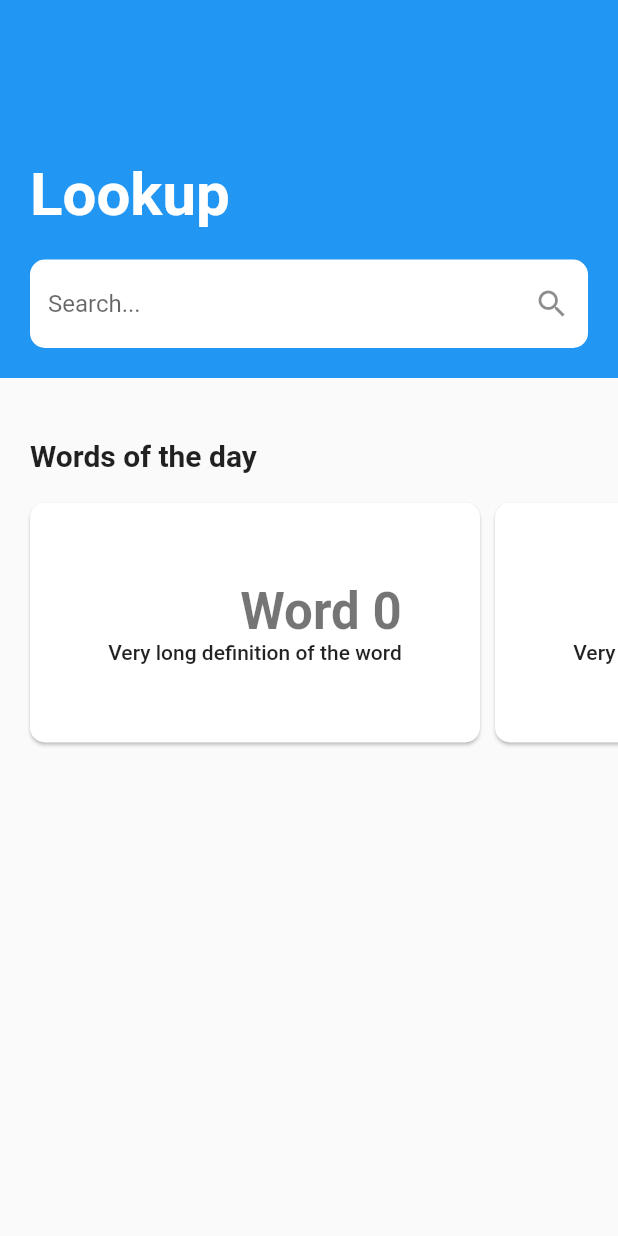
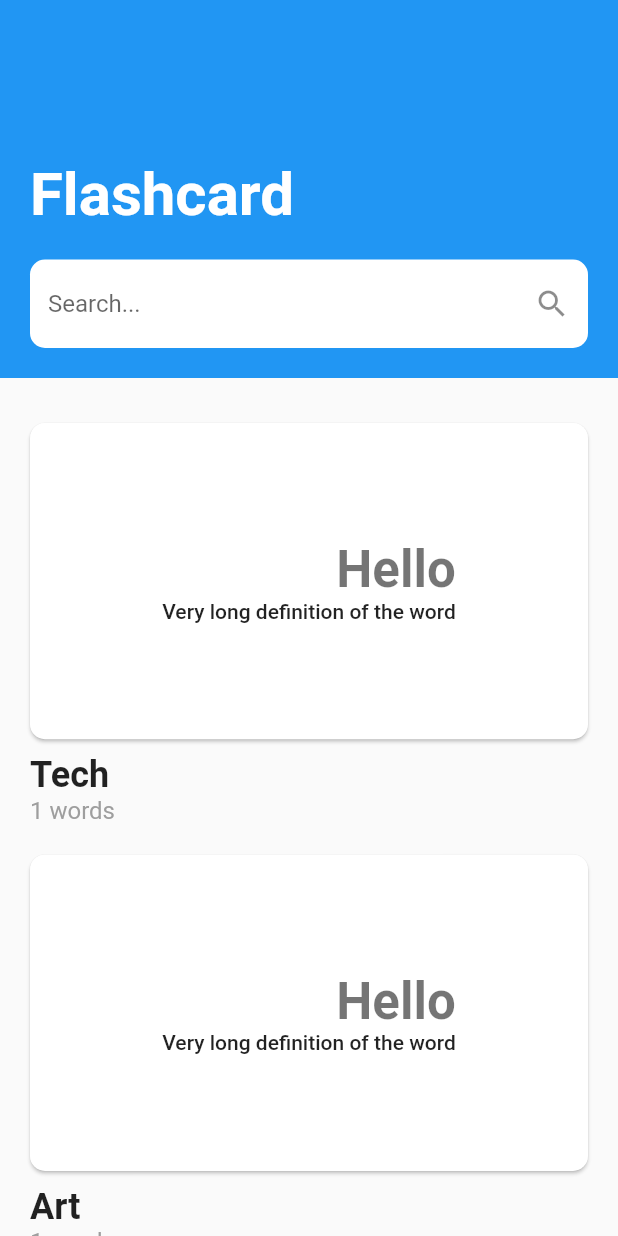
Before and after one commit to lewwcom/learn_english_app, a Flutter app: the screen it shows after launch, on a phone screen of 412 x 824 dp. Run offline on Flutter 3.47's test engine with Material 2 defaults, Android fonts, the light colour scheme and no system bars; our stand-ins replace audioplayers, cached_network_image, go_router, smooth_page_indicator.

Commit message:
Add decks page

```diff
--- a/lib/main.dart
+++ b/lib/main.dart
@@ -1,5 +1,6 @@
 import 'package:flutter/material.dart';
 import 'package:go_router/go_router.dart';
+import 'package:learn_english_app/pages/decks/decks_page.dart';
 import 'package:learn_english_app/pages/search/search_page.dart';
 import 'package:learn_english_app/pages/word/word_page.dart';
 
@@ -13,8 +14,9 @@ void main() {
 
 class App extends StatelessWidget {
   final GoRouter _router = GoRouter(
-    initialLocation: "/search",
+    initialLocation: "/decks",
     routes: [
+      GoRoute(path: "/decks", builder: (context, state) => DecksPage()),
       GoRoute(path: "/search", builder: (context, state) => const SearchPage()),
       GoRoute(
         path: "/word/:word",
--- /dev/null
+++ b/lib/models/deck.dart
@@ -0,0 +1,22 @@
+import 'package:learn_english_app/models/word.dart';
+
+class Deck {
+  final String _name;
+  final List<Word> _words = List.empty(growable: true);
+
+  Deck(this._name);
+
+  factory Deck.fromWordList(String name, List<Word> words) {
+    Deck deck = Deck(name);
+    deck._words.addAll(words);
+    return deck;
+  }
+
+  String get name => _name;
+
+  void addWord(Word word) {
+    _words.add(word);
+  }
+
+  List<Word> get words => List.unmodifiable(_words);
+}
--- /dev/null
+++ b/lib/pages/decks/decks_page.dart
@@ -0,0 +1,53 @@
+import 'package:flutter/material.dart';
+import 'package:learn_english_app/constants.dart';
+import 'package:learn_english_app/models/deck.dart';
+import 'package:learn_english_app/models/word.dart';
+import 'package:learn_english_app/pages/decks/widget/deck_list_item.dart';
+import 'package:learn_english_app/widgets/header.dart';
+import 'package:learn_english_app/widgets/header_search.dart';
+import 'package:learn_english_app/widgets/search_results.dart';
+import 'package:provider/provider.dart';
+
+class DecksPage extends StatelessWidget {
+  static const String _title = "Flashcard";
+
+  final List<Deck> _decks = [
+    for (String name in ["Tech", "Art", "Science", "Math", "Sport"])
+      Deck.fromWordList(name, [Word.fromString("Hello")])
+  ];
+
+  DecksPage({Key? key}) : super(key: key);
+
+  @override
+  Widget build(BuildContext context) => ChangeNotifierProvider(
+        create: (context) => SearchNotifier<Deck>(
+          (query) => Future.value(
+            query.isEmpty
+                ? _decks
+                : _decks
+                    .where((deck) =>
+                        deck.name.toLowerCase().contains(query.toLowerCase()))
+                    .toList(),
+          ),
+          query: "",
+        ),
+        builder: (context, child) => Scaffold(
+          body: CustomScrollView(
+            slivers: [
+              // TODO: New deck button
+              const Header(HeaderSearch<Deck>(_title)),
+              SliverPadding(
+                padding: const EdgeInsets.all(kPadding),
+                sliver: SearchResults<Deck>(
+                  query: context.select((SearchNotifier<Deck> s) => s.query),
+                  results:
+                      context.select((SearchNotifier<Deck> s) => s.results),
+                  childBuilder: (context, results, index) =>
+                      DeckListItem(results[index]),
+                ),
+              ),
+            ],
+          ),
+        ),
+      );
+}
--- /dev/null
+++ b/lib/pages/decks/widget/deck_list_item.dart
@@ -0,0 +1,41 @@
+import 'package:flutter/material.dart';
+import 'package:learn_english_app/constants.dart';
+import 'package:learn_english_app/models/deck.dart';
+import 'package:learn_english_app/widgets/word_card.dart';
+
+class DeckListItem extends StatelessWidget {
+  final Deck _deck;
+
+  const DeckListItem(this._deck, {Key? key}) : super(key: key);
+
+  @override
+  Widget build(BuildContext context) => Column(
+        crossAxisAlignment: CrossAxisAlignment.start,
+        children: [
+          LayoutBuilder(
+            builder: (context, constraints) => SizedBox(
+              height: constraints.maxWidth * 1.7 / 3,
+              child: WordCard(
+                _deck.words.first.word,
+                _deck.words.first.defintions.first.meaning,
+              ),
+            ),
+          ),
+          const SizedBox(height: kPadding / 2),
+          Text(
+            _deck.name,
+            style: Theme.of(context)
+                .textTheme
+                .headlineSmall
+                ?.copyWith(fontWeight: FontWeight.bold),
+          ),
+          Text(
+            _deck.words.length.toString() + " words",
+            style: Theme.of(context)
+                .textTheme
+                .titleMedium
+                ?.copyWith(color: Colors.grey),
+          )
+        ],
+      );
+}
--- a/lib/pages/search/search_page.dart
+++ b/lib/pages/search/search_page.dart
@@ -1,41 +1,76 @@
 import 'package:flutter/material.dart';
 import 'package:learn_english_app/constants.dart';
-import 'package:learn_english_app/pages/search/widgets/header_content.dart';
+import 'package:learn_english_app/models/word.dart';
 import 'package:learn_english_app/pages/search/widgets/search_history.dart';
-import 'package:learn_english_app/pages/search/widgets/search_results.dart';
+import 'package:learn_english_app/pages/search/widgets/search_result_item.dart';
 import 'package:learn_english_app/pages/search/widgets/words_of_the_day.dart';
 import 'package:learn_english_app/widgets/header.dart';
+import 'package:learn_english_app/widgets/header_search.dart';
+import 'package:learn_english_app/widgets/search_results.dart';
 import 'package:provider/provider.dart';
 
 class SearchPage extends StatelessWidget {
   static const String _title = "Lookup";
+
+  static const List<String> _words = [
+    "hello",
+    "goodbye",
+    "flutter",
+    "code",
+    "developer",
+    "visual",
+    "studio"
+  ];
 
   const SearchPage({Key? key}) : super(key: key);
 
   @override
   Widget build(BuildContext context) => MultiProvider(
         providers: [
-          ChangeNotifierProvider(create: (context) => SearchNotifier("")),
+          ChangeNotifierProvider(
+            create: (context) => SearchNotifier<String>(
+              (query) => Future.value(
+                query.isEmpty
+                    ? List.empty()
+                    : _words
+                        .where((word) =>
+                            word.toLowerCase().contains(query.toLowerCase()))
+                        .toList(),
+              ),
+            ),
+          ),
           ChangeNotifierProvider(
             create: (context) => SearchHistoryNotifier(<String>[]),
           )
         ],
-        builder: (context, child) => Scaffold(
+        builder: (context, child) {
+          String query = context.select((SearchNotifier<String> s) => s.query);
+          return Scaffold(
             body: CustomScrollView(
               slivers: [
-              const Header(HeaderContent(_title)),
-              context.select((SearchNotifier s) => s.query).isEmpty
-                  ? const SliverPadding(
-                      padding: EdgeInsets.all(kPadding),
-                      sliver: SearchHistory(),
-                    )
-                  : const SliverPadding(
-                      padding: EdgeInsets.all(kPadding),
-                      sliver: SearchResults(),
+                const Header(HeaderSearch<String>(_title)),
+                SliverPadding(
+                  padding: const EdgeInsets.all(kPadding),
+                  sliver: query.isEmpty
+                      ? const SearchHistory()
+                      : SearchResults<Word>(
+                          query: query,
+                          results: context
+                              .select((SearchNotifier<String> s) => s.results)
+                              .map((word) => Word.fromString(word))
+                              .toList(),
+                          childBuilder: (context, results, index) =>
+                              SearchResultItem(
+                            results[index].word,
+                            results[index].defintions.first.meaning,
+                          ),
+                          spaceBetweenItem: kPadding / 2,
+                        ),
                 ),
                 WordsOfTheDay()
               ],
             ),
-        ),
+          );
+        },
       );
 }
--- a/lib/pages/search/widgets/header_content.dart
+++ /dev/null
@@ -1,45 +0,0 @@
-import 'package:flutter/material.dart';
-import 'package:learn_english_app/constants.dart';
-import 'package:learn_english_app/pages/search/widgets/search_results.dart';
-import 'package:provider/provider.dart';
-
-class HeaderContent extends StatelessWidget {
-  final String _title;
-
-  const HeaderContent(this._title, {Key? key}) : super(key: key);
-
-  @override
-  Widget build(BuildContext context) => Column(
-        crossAxisAlignment: CrossAxisAlignment.start,
-        mainAxisSize: MainAxisSize.min,
-        children: [
-          Text(
-            _title,
-            style: Theme.of(context).textTheme.headlineLarge?.copyWith(
-                  color: Colors.white,
-                  fontWeight: FontWeight.bold,
-                ),
-          ),
-          const SizedBox(height: kPadding),
-          const _SearchBox()
-        ],
-      );
-}
-
-class _SearchBox extends StatelessWidget {
-  const _SearchBox({Key? key}) : super(key: key);
-
-  @override
-  Widget build(BuildContext context) => TextField(
-        onChanged: (value) => context.read<SearchNotifier>().query = value,
-        decoration: InputDecoration(
-            fillColor: Colors.white,
-            filled: true,
-            border: OutlineInputBorder(
-              borderRadius: BorderRadius.circular(10),
-              borderSide: BorderSide.none,
-            ),
-            hintText: "Search...",
-            suffixIcon: const Icon(Icons.search)),
-      );
-}
--- a/lib/pages/search/widgets/search_results.dart
+++ /dev/null
@@ -1,155 +0,0 @@
-import 'dart:async';
-
-import 'package:async/async.dart';
-import 'package:flutter/material.dart';
-import 'package:go_router/go_router.dart';
-import 'package:learn_english_app/constants.dart';
-import 'package:learn_english_app/models/word.dart';
-import 'package:learn_english_app/pages/search/widgets/search_history.dart';
-import 'package:provider/provider.dart';
-
-class SearchResults extends StatelessWidget {
-  const SearchResults({Key? key}) : super(key: key);
-
-  @override
-  Widget build(BuildContext context) {
-    List<Word> results = context
-        .watch<SearchNotifier>()
-        .results
-        .map((word) => Word.fromString(word))
-        .toList();
-    if (results.isEmpty) {
-      return _EmptyResult(context.read<SearchNotifier>().query);
-    }
-    return SliverList(
-      delegate: SliverChildBuilderDelegate(
-        (context, index) => Padding(
-          padding: const EdgeInsets.symmetric(vertical: kPadding / 4),
-          child: _SearchResultItem(
-            results[index].word,
-            results[index].defintions.first.meaning,
-          ),
-        ),
-        childCount: results.length,
-      ),
-    );
-  }
-}
-
-class _EmptyResult extends StatelessWidget {
-  final String _query;
-
-  const _EmptyResult(this._query, {Key? key}) : super(key: key);
-
-  @override
-  Widget build(BuildContext context) => SliverToBoxAdapter(
-        child: RichText(
-          text: TextSpan(
-            children: [
-              const TextSpan(text: "Sorry, your search \""),
-              TextSpan(
-                  text: _query,
-                  style: const TextStyle(fontWeight: FontWeight.bold)),
-              const TextSpan(text: "\" did not match any words we known :("),
-            ],
-            style: Theme.of(context)
-                .textTheme
-                .bodyMedium
-                ?.copyWith(color: Colors.grey),
-          ),
-        ),
-      );
-}
-
-class _SearchResultItem extends StatelessWidget {
-  final String _word;
-  final String _meaning;
-
-  const _SearchResultItem(this._word, this._meaning, {Key? key})
-      : super(key: key);
-
-  @override
-  Widget build(BuildContext context) => GestureDetector(
-        onTap: () {
-          context.read<SearchHistoryNotifier>().add(_word);
-          context.push("/word/" + _word);
-        },
-        child: Card(
-          child: Padding(
-            padding: const EdgeInsets.all(kPadding),
-            child: Row(
-              children: [
-                Expanded(
-                  flex: 2,
-                  child: Text(
-                    _word,
-                    overflow: TextOverflow.fade,
-                    softWrap: false,
-                    style: Theme.of(context).textTheme.titleMedium,
-                  ),
-                ),
-                Expanded(
-                  flex: 3,
-                  child: Text(
-                    _meaning,
-                    overflow: TextOverflow.fade,
-                    softWrap: false,
-                    style: Theme.of(context).textTheme.bodyLarge?.copyWith(
-                        color: Colors.grey, fontWeight: FontWeight.w400),
-                  ),
-                ),
-              ],
-            ),
-          ),
-        ),
-      );
-}
-
-class SearchNotifier extends ChangeNotifier {
-  // TODO: remove it
-  static const List<String> _words = [
-    "hello",
-    "goodbye",
-    "flutter",
-    "code",
-    "developer",
-    "visual",
-    "studio"
-  ];
-
-  String _query = "";
-  List<String> _results = List.empty();
-  CancelableOperation? _cancelableOperation;
-
-  SearchNotifier(this._query);
-
-  List<String> get results => List.unmodifiable(_results);
-
-  String get query => _query;
-
-  /// Results will be fetched 500ms after [query] is setted.
-  ///
-  /// If [query] is setted within 500ms after last set, the currently results
-  /// fetching process will be canceled.
-  set query(String query) {
-    _query = query;
-    _fetchResults();
-    notifyListeners();
-  }
-
-  void _fetchResults() {
-    _cancelableOperation?.cancel();
-    _cancelableOperation = CancelableOperation.fromFuture(
-      Future.delayed(
-        const Duration(milliseconds: 500),
-        () => Future.delayed(
-          const Duration(milliseconds: 200),
-          () {
-            _results = _words.where((word) => word.contains(_query)).toList();
-            notifyListeners();
-          },
-        ),
-      ),
-    );
-  }
-}
--- a/lib/pages/search/widgets/words_of_the_day.dart
+++ b/lib/pages/search/widgets/words_of_the_day.dart
@@ -3,6 +3,7 @@ import 'package:go_router/go_router.dart';
 import 'package:learn_english_app/constants.dart';
 import 'package:learn_english_app/models/word.dart';
 import 'package:learn_english_app/pages/search/widgets/search_history.dart';
+import 'package:learn_english_app/widgets/word_card.dart';
 import 'package:provider/provider.dart';
 
 class WordsOfTheDay extends StatelessWidget {
@@ -29,71 +30,38 @@ class WordsOfTheDay extends StatelessWidget {
             ),
             SizedBox(
               height: 200,
-              child: ListView.separated(
-                scrollDirection: Axis.horizontal,
-                padding: const EdgeInsets.symmetric(
-                  horizontal: kPadding,
-                  vertical: kPadding,
-                ),
-                separatorBuilder: (context, index) =>
-                    const SizedBox(width: kPadding / 2),
-                itemCount: _words.length,
-                itemBuilder: (context, index) => _WordCard(
-                  _words[index].word,
-                  _words[index].defintions.first.meaning,
-                ),
-              ),
+              child: _WordCards(_words),
             ),
           ],
         ),
       );
 }
 
-class _WordCard extends StatelessWidget {
-  final String _word;
-  final String _meaning;
+class _WordCards extends StatelessWidget {
+  final List<Word> _words;
 
-  const _WordCard(this._word, this._meaning, {Key? key}) : super(key: key);
+  const _WordCards(this._words, {Key? key}) : super(key: key);
 
   @override
-  Widget build(BuildContext context) => SizedBox(
-        width: 300,
-        child: GestureDetector(
-          onTap: () {
-            context.read<SearchHistoryNotifier>().add(_word);
-            context.push("/word/" + _word);
-          },
-          child: Card(
-            child: Padding(
-              padding: const EdgeInsets.all(2 * kPadding),
-              // To pass right constraint to IntrinsicWidth
-              child: Center(
-                child: IntrinsicWidth(
-                  child: Column(
-                    mainAxisAlignment: MainAxisAlignment.center,
-                    crossAxisAlignment: CrossAxisAlignment.stretch,
-                    children: [
-                      Text(
-                        _word,
-                        style: Theme.of(context)
-                            .textTheme
-                            .headlineMedium
-                            ?.copyWith(fontWeight: FontWeight.bold),
-                        overflow: TextOverflow.fade,
-                        softWrap: false,
-                        textAlign: TextAlign.end,
-                      ),
-                      Text(
-                        _meaning,
-                        style: Theme.of(context).textTheme.bodyLarge,
-                        overflow: TextOverflow.ellipsis,
-                        maxLines: 2,
-                        textAlign: TextAlign.end,
-                      ),
-                    ],
-                  ),
-                ),
-              ),
+  Widget build(BuildContext context) => ListView.separated(
+        scrollDirection: Axis.horizontal,
+        padding: const EdgeInsets.symmetric(
+          horizontal: kPadding,
+          vertical: kPadding,
+        ),
+        separatorBuilder: (context, index) =>
+            const SizedBox(width: kPadding / 2),
+        itemCount: _words.length,
+        itemBuilder: (context, index) => SizedBox(
+          width: 300,
+          child: GestureDetector(
+            onTap: () {
+              context.read<SearchHistoryNotifier>().add(_words[index].word);
+              context.push("/word/" + _words[index].word);
+            },
+            child: WordCard(
+              _words[index].word,
+              _words[index].defintions.first.meaning,
             ),
           ),
         ),
--- /dev/null
+++ b/lib/widgets/header_search.dart
@@ -0,0 +1,87 @@
+import 'package:async/async.dart';
+import 'package:flutter/material.dart';
+import 'package:learn_english_app/constants.dart';
+import 'package:provider/provider.dart';
+
+class HeaderSearch<T> extends StatelessWidget {
+  final String _title;
+
+  const HeaderSearch(this._title, {Key? key}) : super(key: key);
+
+  @override
+  Widget build(BuildContext context) => Column(
+        crossAxisAlignment: CrossAxisAlignment.start,
+        mainAxisSize: MainAxisSize.min,
+        children: [
+          Text(
+            _title,
+            style: Theme.of(context).textTheme.headlineLarge?.copyWith(
+                  color: Colors.white,
+                  fontWeight: FontWeight.bold,
+                ),
+          ),
+          const SizedBox(height: kPadding),
+          _SearchBox<T>()
+        ],
+      );
+}
+
+class _SearchBox<T> extends StatelessWidget {
+  const _SearchBox({Key? key}) : super(key: key);
+
+  @override
+  Widget build(BuildContext context) => TextField(
+        onChanged: (value) => context.read<SearchNotifier<T>?>()?.query = value,
+        decoration: InputDecoration(
+            fillColor: Colors.white,
+            filled: true,
+            border: OutlineInputBorder(
+              borderRadius: BorderRadius.circular(10),
+              borderSide: BorderSide.none,
+            ),
+            hintText: "Search...",
+            suffixIcon: const Icon(Icons.search)),
+      );
+}
+
+class SearchNotifier<T> extends ChangeNotifier {
+  final Future<List<T>> Function(String query) _fetchResult;
+  String _query = "";
+  List<T> _results = List.empty();
+  CancelableOperation? _cancelableOperation;
+
+  /// Passing [query] will make instance fetches result at contruction time.
+  SearchNotifier(this._fetchResult, {String? query}) {
+    if (query != null) {
+      _query = query;
+      _fetchAfterDelay(Duration.zero);
+    }
+  }
+
+  List<T> get results => List.unmodifiable(_results);
+
+  String get query => _query;
+
+  /// Results will be fetched 500ms after [query] is setted.
+  ///
+  /// If [query] is setted within 500ms after last set, the currently results
+  /// fetching process will be canceled.
+  set query(String query) {
+    _query = query;
+    _fetchAfterDelay(const Duration(milliseconds: 500));
+    notifyListeners();
+  }
+
+  void _fetchAfterDelay(Duration duration) {
+    _cancelableOperation?.cancel();
+    _cancelableOperation = CancelableOperation.fromFuture(
+      Future.delayed(
+        duration,
+        () async {
+          _results = await _fetchResult(_query);
+          notifyListeners();
+        },
+      ),
+    );
+  }
+}
--- /dev/null
+++ b/lib/widgets/word_card.dart
@@ -0,0 +1,44 @@
+import 'package:flutter/material.dart';
+import 'package:learn_english_app/constants.dart';
+
+class WordCard extends StatelessWidget {
+  final String _word;
+  final String _meaning;
+
+  const WordCard(this._word, this._meaning, {Key? key}) : super(key: key);
+
+  @override
+  Widget build(BuildContext context) => Card(
+        child: Padding(
+          padding: const EdgeInsets.all(2 * kPadding),
+          // To pass right constraint to IntrinsicWidth
+          child: Center(
+            child: IntrinsicWidth(
+              child: Column(
+                mainAxisAlignment: MainAxisAlignment.center,
+                crossAxisAlignment: CrossAxisAlignment.stretch,
+                children: [
+                  Text(
+                    _word,
+                    style: Theme.of(context)
+                        .textTheme
+                        .headlineMedium
+                        ?.copyWith(fontWeight: FontWeight.bold),
+                    overflow: TextOverflow.fade,
+                    softWrap: false,
+                    textAlign: TextAlign.end,
+                  ),
+                  Text(
+                    _meaning,
+                    style: Theme.of(context).textTheme.bodyLarge,
+                    overflow: TextOverflow.ellipsis,
+                    maxLines: 2,
+                    textAlign: TextAlign.end,
+                  ),
+                ],
+              ),
+            ),
+          ),
+        ),
+      );
+}
```
Also changed, not shown: lib/pages/search/widgets/search_result_item.dart (added, +49 -0 lines), lib/widgets/search_results.dart (added, +65 -0 lines). Lines whose indentation alone changed are shown as unchanged.
